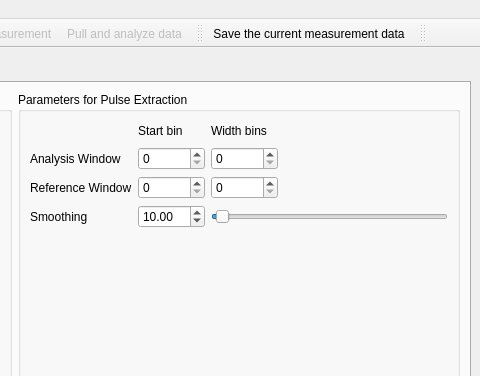
This is gui/pulsed/ui_pulsed_noeditor.ui in Ulm-IQO/qudi as Qt 5 draws it before an edit; both pictures show x 451 to 931 and y 0 to 376 of the 931 by 820 pixel window. The edited form follows.
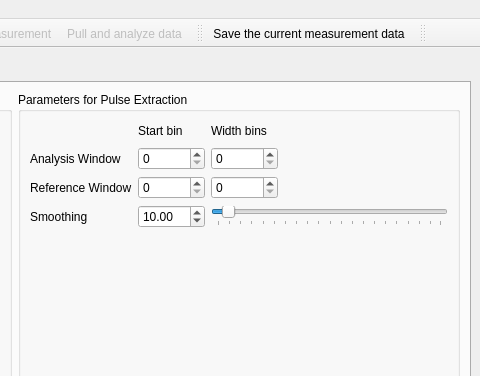
This is the edited form. The open tabs and pages were chosen to show the change. Icons and pictures are not drawn. Custom widgets are drawn as their Qt base class.

What changed in the file:
```diff
--- a/gui/pulsed/ui_pulsed_noeditor.ui
+++ b/gui/pulsed/ui_pulsed_noeditor.ui
@@ -992,7 +992,7 @@
                     <number>1</number>
                    </property>
                    <property name="maximum">
-                    <number>500</number>
+                    <number>200</number>
                    </property>
                    <property name="value">
                     <number>10</number>
@@ -1000,6 +1000,12 @@
                    <property name="orientation">
                     <enum>Qt::Horizontal</enum>
                    </property>
+                   <property name="tickPosition">
+                    <enum>QSlider::TicksBelow</enum>
+                   </property>
+                   <property name="tickInterval">
+                    <number>10</number>
+                   </property>
                   </widget>
                  </item>
                 </layout>
```
Left out of the diff: 2 changed lines with no effect on the pictures.
